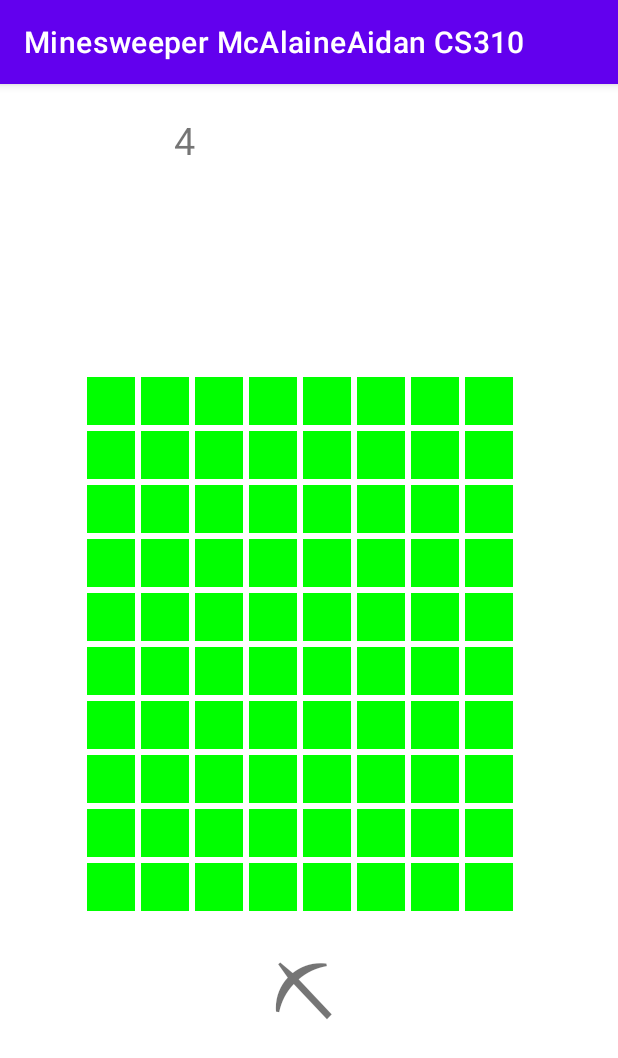
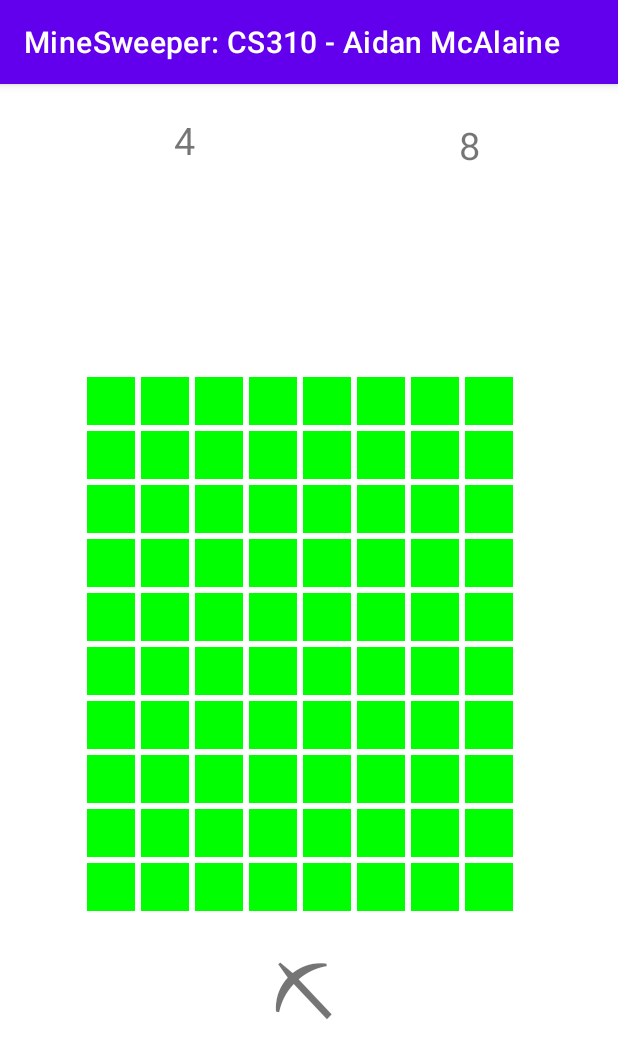
Before and after one commit to aidanmcalaine/Minesweeper_McAlaineAidan_CS310, an Android app: the screen it shows after launch (MainActivity), on a phone screen of 412 x 824 dp. Shown: the top 1058 px of the screen. Run offline under Robolectric (Android 15) with nearby library versions, the phone set to English and light mode, and no system bars.

Commit message:
Core functionality complete. Minor bug fixes/code clean up to follow.

```diff
--- a/app/src/main/AndroidManifest.xml
+++ b/app/src/main/AndroidManifest.xml
@@ -14,6 +14,9 @@
         android:theme="@style/Theme.MinesweeperMcAlaineAidanCS310"
         tools:targetApi="31">
         <activity
+            android:name=".Victory"
+            android:exported="false" />
+        <activity
             android:name=".MainActivity"
             android:exported="true">
             <intent-filter>
--- a/app/src/main/java/com/example/minesweepermcalaineaidancs310/MainActivity.java
+++ b/app/src/main/java/com/example/minesweepermcalaineaidancs310/MainActivity.java
@@ -3,8 +3,10 @@ package com.example.minesweepermcalaineaidancs310;
 import androidx.appcompat.app.AppCompatActivity;
 import androidx.gridlayout.widget.GridLayout;
 
+import android.content.Intent;
 import android.graphics.Color;
 import android.os.Bundle;
+import android.os.Handler;
 import android.view.LayoutInflater;
 import android.view.View;
 import android.widget.TextView;
@@ -25,6 +27,11 @@ public class MainActivity extends AppCompatActivity {
     //Additional member variables
     boolean mining = true;
     boolean flagging = false;
+    int clock = 0;
+    int secondsRecorded = 0;
+    boolean clockRunning = false;
+    boolean victory = false;
+    boolean lostGame = false;
 
     TextView gameMode;
     TextView topFlagView;
@@ -77,6 +84,11 @@ public class MainActivity extends AppCompatActivity {
         flagCount = (TextView) findViewById(R.id.topFlagCount);
         flagCount.setText(String.valueOf(BOMB_COUNT));
 
+        topWatchView = (TextView) findViewById(R.id.stopwatchView);
+        topWatchView.setText(R.string.clock);
+
+        watchCount = (TextView) findViewById(R.id.stopwatchCount);
+        watchCount.setText("0");
 
         //Add dynamically created cells with LayoutInflater
         GridLayout grid = (GridLayout) findViewById(R.id.gridLayout01);
@@ -203,6 +215,10 @@ public class MainActivity extends AppCompatActivity {
                 }
             }
         }
+
+        //runClock
+        clockRunning = true;
+        runClock();
     }
 
     //Private helper function: find index of cell text view
@@ -238,6 +254,21 @@ public class MainActivity extends AppCompatActivity {
         int n = findIndexOfCellTextView(tv);
         int i = n/COLUMN_COUNT;
         int j = n%COLUMN_COUNT;
+
+        //if victory
+        if (victory) {
+            Intent intent = new Intent(this, Victory.class);
+            intent.putExtra("time", secondsRecorded);
+            if (lostGame) {
+                //winStatus will be false if we lose, true if we win
+                intent.putExtra("winStatus", !lostGame);
+            } else {
+                //send message to Victory activity - won the game
+                intent.putExtra("winStatus", victory);
+            }
+            startActivity(intent);
+        }
+        else {
 
             tv.setText(bombPlacements[i][j]);
 
@@ -282,7 +313,7 @@ public class MainActivity extends AppCompatActivity {
                                 if (bombPlacements[iIndex][jIndex].equals("")) {
                                     queue.add(neighbors.get(k));
                                     visited.put(neighbors.get(k), true);
-                            } else{
+                                } else {
                                     //if we encounter a number, we should add it but not visit it
                                     if (!bombPlacements[iIndex][jIndex].equals("b")) {
                                         visited.put(neighbors.get(k), true);
@@ -298,7 +329,7 @@ public class MainActivity extends AppCompatActivity {
                     for (int y = 0; y < COLUMN_COUNT; y++) {
                         //if i + j in keys
                         String strIdx = String.valueOf(x) + String.valueOf(y);
-                    if (visited.containsKey(strIdx)) {
+                        if (visited.containsKey(strIdx) && !bombPlacements[x][y].equals("b")) {
                             //set cell background color to grey
                             int cellIndex = (x * COLUMN_COUNT) + ((y % COLUMN_COUNT));
                             String cStr = String.valueOf(cellIndex);
@@ -306,16 +337,27 @@ public class MainActivity extends AppCompatActivity {
                             cells.get(cellIndex).setBackgroundColor(Color.LTGRAY);
                             cells.get(cellIndex).setTextColor(Color.GRAY);
                             cells.get(cellIndex).setText(bombPlacements[x][y]);
+
                         }
                     }
                 }
             } else {
-            //on click will either be a bomb or a number or a bomb
+                //on click will either be a bomb or a number
                 tv.setBackgroundColor(Color.LTGRAY);
                 tv.setTextColor(Color.GRAY);
                 //if its a bomb, put a bomb there
                 if (bombPlacements[i][j].equals("b")) {
+                    if (!flagging) {
                         cells.get(n).setText(R.string.mine);
+                        //player loses the game
+                        lostGame = true;
+                    }
+                } else {
+                    //its a number - decrement unopened cells
+                    if (mining) {
+                        int index = findIndexOfCellTextView(tv);
+                        visitedTracker.put(String.valueOf(index), true);
+                    }
                 }
             }
 
@@ -335,7 +377,7 @@ public class MainActivity extends AppCompatActivity {
                         tv.setText(R.string.flag);
                         flagPlacements[i][j] = true;
                     }
-            } else{
+                } else {
                     //remove the flag and increase the count
                     currCount += 1;
                     flagCount.setText(String.valueOf(currCount));
@@ -346,6 +388,16 @@ public class MainActivity extends AppCompatActivity {
                     tv.setBackgroundColor(Color.parseColor("lime"));
                 }
             }
+
+            //check if the player has won the game
+            if (visitedTracker.keySet().size() >= 76 || lostGame) {
+                //reveal bombs, set victory to true
+                revealAllBombs();
+                clockRunning = false;
+                victory = true;
+            }
+        }
+        System.out.println(visitedTracker.keySet().size());
     }
 
     public ArrayList<String> getNeighbors(String cell) {
@@ -409,4 +461,42 @@ public class MainActivity extends AppCompatActivity {
         } else return neighbors;
     }
 
+    public void runClock() {
+
+        TextView timeView = (TextView) findViewById(R.id.stopwatchCount);
+        Handler handler = new Handler();
+
+        handler.post(new Runnable() {
+            @Override
+            public void run() {
+                int seconds = clock % 60;
+                secondsRecorded = seconds;
+                String time = String.valueOf(seconds);
+                timeView.setText(time);
+
+                if (clockRunning) {
+                    clock++;
                 }
+                handler.postDelayed(this, 1000);
+            }
+        });
+
+    }
+
+    public void revealAllBombs() {
+        //get the indices where the bombs are located and put the bomb image there
+        for (int i = 0; i < ROW_COUNT; i++) {
+            for (int j = 0; j < COLUMN_COUNT; j++) {
+                if (bombPlacements[i][j].equals("b")) {
+                    //get index
+                    int index = (i * COLUMN_COUNT) + j;
+                    cells.get(index).setText(R.string.mine);
+                    cells.get(index).setBackgroundColor(Color.LTGRAY);
+
+                }
+            }
+        }
+    }
+
+
+}
--- a/app/src/main/res/layout/activity_main.xml
+++ b/app/src/main/res/layout/activity_main.xml
@@ -69,4 +69,32 @@
 
         />
 
+    <TextView
+        android:id="@+id/stopwatchView"
+        android:layout_width="80dp"
+        android:layout_height="80dp"
+        android:textSize = "35sp"
+        android:text="StopwatchView"
+        android:layout_marginLeft = "150dp"
+        android:layout_above="@id/textViewBottom"
+        app:layout_constraintBottom_toTopOf="@id/gridLayout01"
+        app:layout_constraintTop_toTopOf="parent"
+        app:layout_constraintEnd_toEndOf="parent"
+        app:layout_constraintStart_toStartOf="parent"/>
+
+    <TextView
+        android:id="@+id/stopwatchCount"
+        android:layout_width="80dp"
+        android:layout_height="80dp"
+        android:textSize = "25sp"
+        android:text="-"
+        android:layout_marginLeft = "280dp"
+        android:layout_marginTop = "23dp"
+        android:layout_above="@id/textViewBottom"
+        app:layout_constraintTop_toTopOf="parent"
+        app:layout_constraintEnd_toEndOf="parent"
+        app:layout_constraintStart_toStartOf="parent"
+
+        />
+
 </androidx.constraintlayout.widget.ConstraintLayout>
--- a/app/src/main/res/values/strings.xml
+++ b/app/src/main/res/values/strings.xml
@@ -1,5 +1,5 @@
 <resources>
-    <string name="app_name">Minesweeper McAlaineAidan CS310</string>
+    <string name="app_name">MineSweeper: CS310 - Aidan McAlaine</string>
     <string name="clock">\uD83D\uDD53</string>
     <string name="flag">\uD83D\uDEA9</string>
     <string name="mine">\uD83D\uDCA3</string>
```
Also changed, not shown: app/src/main/java/com/example/minesweepermcalaineaidancs310/Victory.java (added, +35 -0 lines), app/src/main/res/layout/activity_victory.xml (added, +33 -0 lines). Lines whose indentation alone changed are shown as unchanged.
